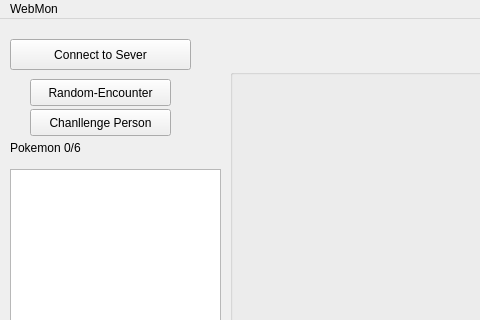
Before: the Qt Designer form WebMon-Client/mainwindow.ui in davsuss/WebMon, drawn with Qt 5; both pictures show x 0 to 480 and y 0 to 320 of the 851 by 483 pixel window.
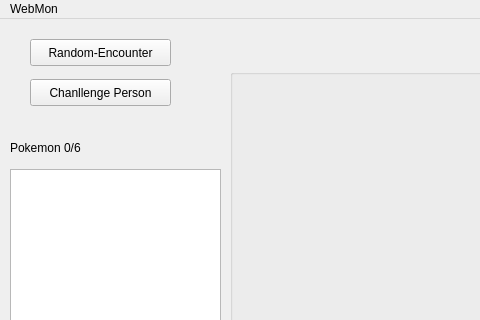
After: the same form once the commit is applied.

The edit to the form file:
```diff
--- a/WebMon-Client/mainwindow.ui
+++ b/WebMon-Client/mainwindow.ui
@@ -14,19 +14,6 @@
    <string>MainWindow</string>
   </property>
   <widget class="QWidget" name="centralWidget">
-   <widget class="QPushButton" name="pushButton">
-    <property name="geometry">
-     <rect>
-      <x>10</x>
-      <y>20</y>
-      <width>181</width>
-      <height>31</height>
-     </rect>
-    </property>
-    <property name="text">
-     <string>Connect to Sever</string>
-    </property>
-   </widget>
    <widget class="QGroupBox" name="BattleGroupBox">
     <property name="geometry">
      <rect>
@@ -77,7 +64,7 @@
     <property name="geometry">
      <rect>
       <x>30</x>
-      <y>60</y>
+      <y>20</y>
       <width>141</width>
       <height>27</height>
      </rect>
@@ -90,7 +77,7 @@
     <property name="geometry">
      <rect>
       <x>30</x>
-      <y>90</y>
+      <y>60</y>
       <width>141</width>
       <height>27</height>
      </rect>
```
